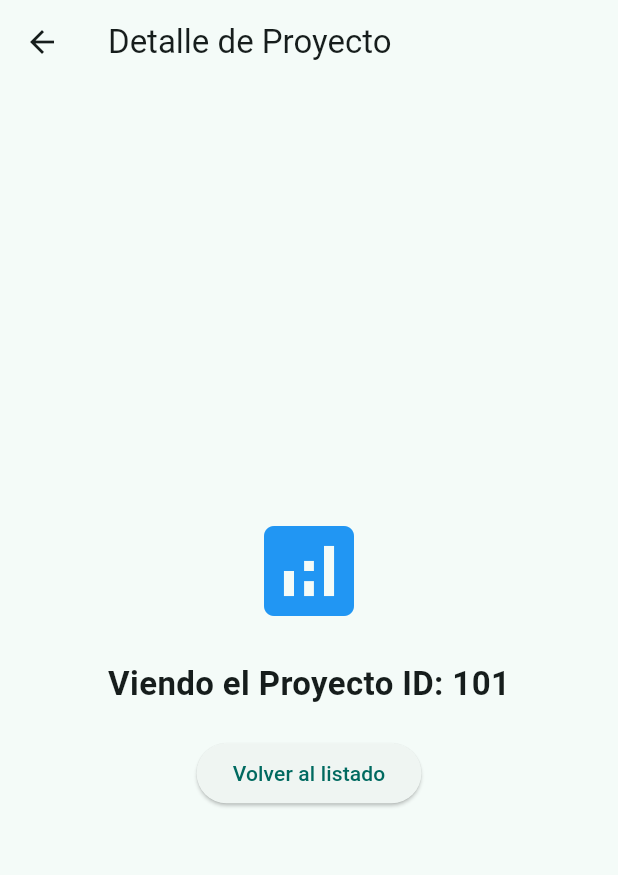
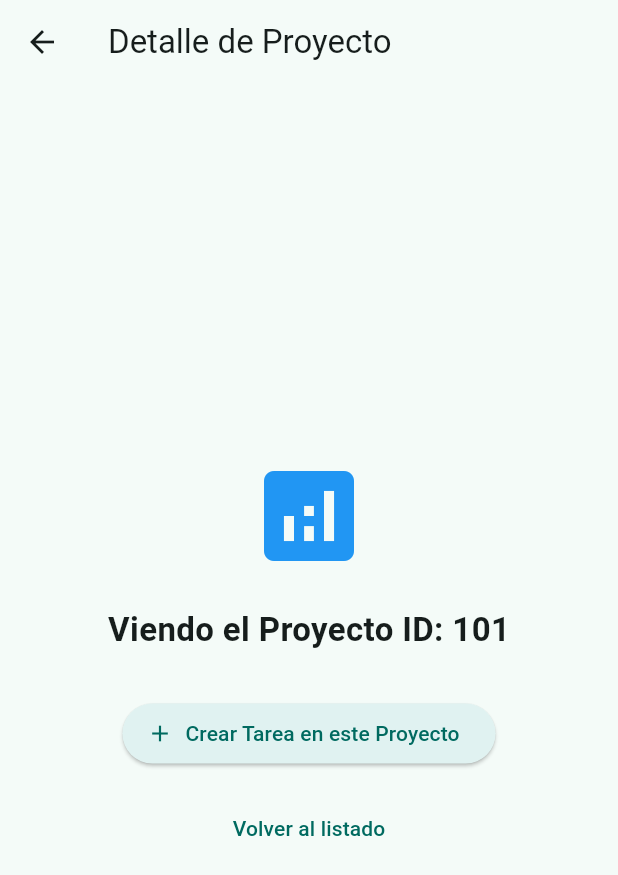
Before and after one commit to johangv/router_practice, a Flutter app: the HomeScreen screen opened by its route, after a tap on "Rediseño de Invoices", on a phone screen of 412 x 824 dp. Shown: the top 875 px of the screen. Run offline on Flutter 3.47's test engine with Material 3 defaults, Android fonts, the phone set to English and light mode, and no system bars.

Commit message:
Escenario adicional, en el que se envía un objeto desde las rutas

```diff
--- a/lib/main.dart
+++ b/lib/main.dart
@@ -1,4 +1,5 @@
 import 'package:flutter/material.dart';
+import 'package:router_practice/screens/create_task_screen.dart';
 import 'screens/login_screen.dart';
 import 'screens/home_screen.dart';
 import 'screens/project_detail_screen.dart';
@@ -26,7 +27,8 @@ class TrackMyWorkApp extends StatelessWidget {
         '/login': (context) => const LoginScreen(),
         '/home': (context) => const HomeScreen(),
         '/profile': (context) => const ProfileScreen(),
-      },
+        '/create-task': (context) => const CreateTaskScreen(),
+},
       // Navigator clásico requiere esta función para capturar rutas con parámetros dinámicos
       onGenerateRoute: (settings) {
         if (settings.name != null &&
--- /dev/null
+++ b/lib/models/task_arguments.dart
@@ -0,0 +1,12 @@
+// lib/models/task_arguments.dart
+class TaskInitializationModel {
+  final String projectId;
+  final String defaultAssignee;
+  final DateTime createdAt;
+
+  TaskInitializationModel({
+    required this.projectId,
+    required this.defaultAssignee,
+    required this.createdAt,
+  });
+}
--- a/lib/screens/project_detail_screen.dart
+++ b/lib/screens/project_detail_screen.dart
@@ -1,4 +1,5 @@
 import 'package:flutter/material.dart';
+import '../models/task_arguments.dart'; // Importa el modelo
 
 class ProjectDetailScreen extends StatelessWidget {
   final String projectId;
@@ -21,8 +22,32 @@ class ProjectDetailScreen extends StatelessWidget {
                 'Viendo el Proyecto ID: $projectId',
                 style: const TextStyle(fontSize: 22, fontWeight: FontWeight.bold),
               ),
-              const SizedBox(height: 20),
-              ElevatedButton(
+              const SizedBox(height: 30),
+
+              ElevatedButton.icon(
+                icon: const Icon(Icons.add),
+                label: const Text('Crear Tarea en este Proyecto'),
+                style: ElevatedButton.styleFrom(
+                  backgroundColor: Colors.teal.shade50,
+                ),
+                onPressed: () {
+                  final initData = TaskInitializationModel(
+                    projectId: projectId,
+                    defaultAssignee: 'Jhoan Gil',
+                    createdAt: DateTime.now(),
+                  );
+
+                  // Navegas y lo envías como argumento
+                  Navigator.pushNamed(
+                    context,
+                    '/create-task',
+                    arguments: initData,
+                  );
+                },
+              ),
+
+              const SizedBox(height: 15),
+              TextButton(
                 onPressed: () => Navigator.pop(context),
                 child: const Text('Volver al listado'),
               ),
```
Also changed, not shown: lib/screens/create_task_screen.dart (added, +55 -0 lines).
